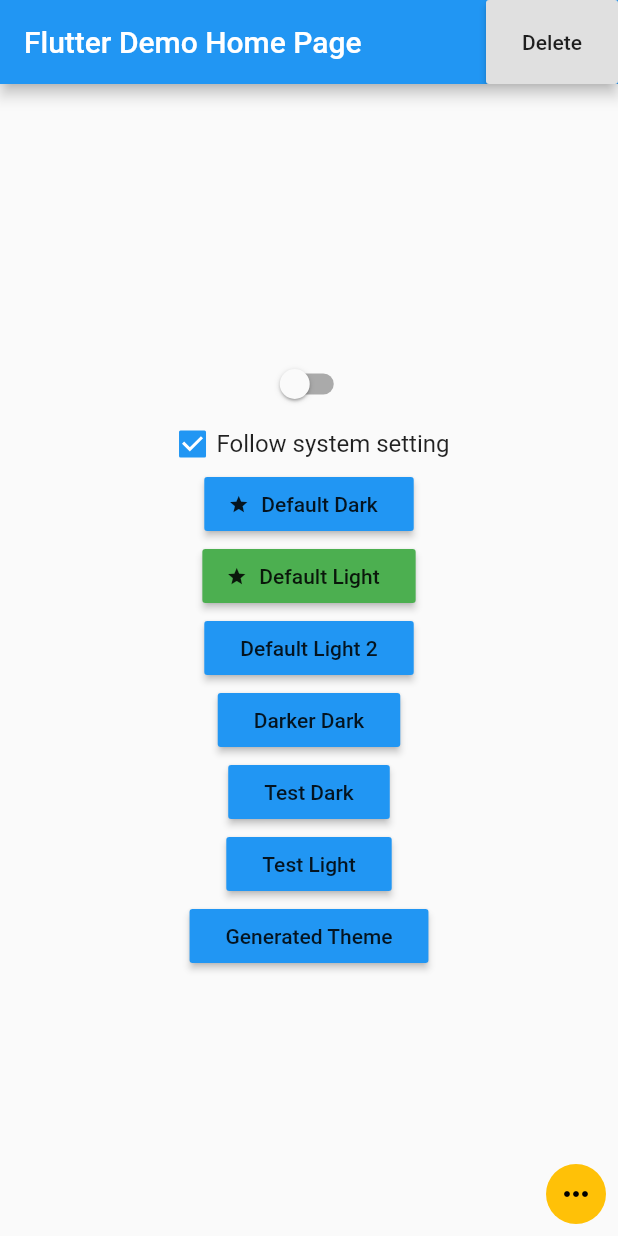
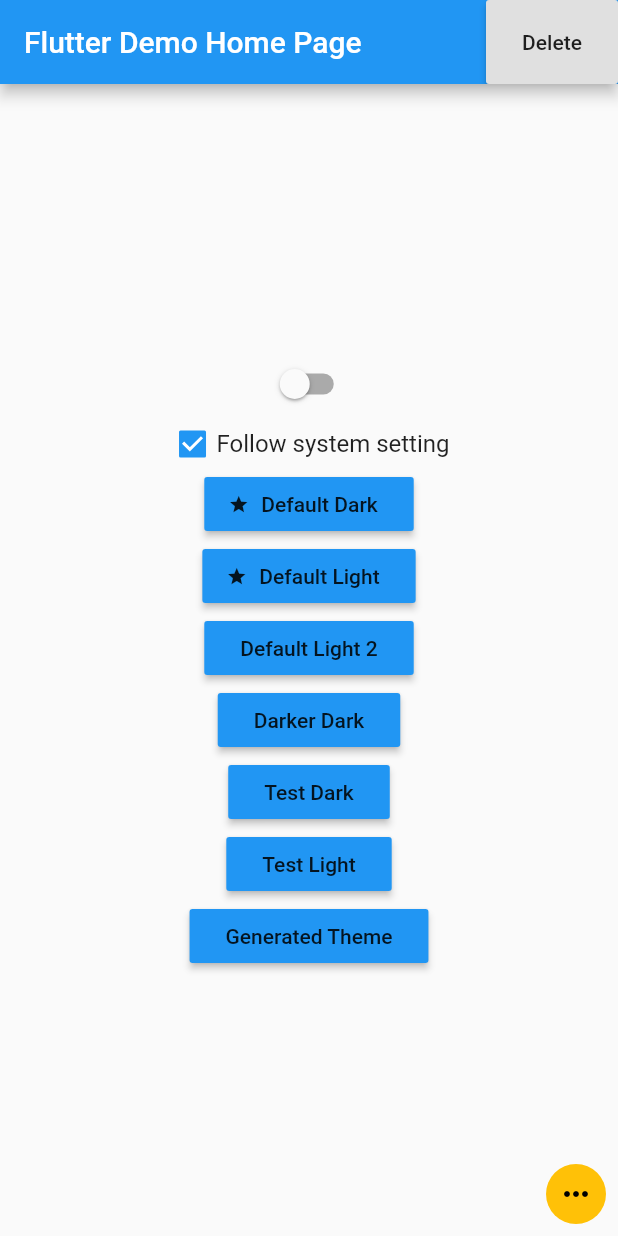
Before and after one commit to saniul1/custom_theming, a Flutter app: the screen it shows after launch, after a tap on "Delete", on a phone screen of 412 x 824 dp. Run offline on Flutter 3.47's test engine with Material 2 defaults, Android fonts, the phone set to English and light mode, and no system bars; our stand-ins replace shared_preferences.

```diff
--- a/example/lib/main.dart
+++ b/example/lib/main.dart
@@ -1,4 +1,5 @@
 import 'dart:math';
+import 'package:example/util.dart/restart_app.dart';
 import 'package:theme_manager/theme_manager.dart';
 import 'package:example/themes.dart';
 import 'package:flutter/material.dart' hide Radio;
@@ -8,13 +9,15 @@ import 'package:flutter/widgets.dart';
 import 'models.dart';
 import 'widgets/check_box.dart';
 import 'widgets/cupertino_page.dart';
+import 'widgets/delete_dialogue.dart';
 import 'widgets/material_page.dart';
 import 'widgets/radio.dart';
 import 'widgets/theme_selector.dart';
 
 void main() {
   runApp(
-    ThemeManager(
+    ReloadChildWidget(
+      child: ThemeManager(
         defaultLightTheme: 'default-light',
         defaultDarkTheme: 'default-dark',
         defaultCupertinoTheme: 'default',
@@ -25,6 +28,7 @@ void main() {
         keepOnDisableFollow: false,
         child: MyApp(),
       ),
+    ),
   );
 }
 
@@ -34,18 +38,18 @@ class MyApp extends StatefulWidget {
 }
 
 class _MyAppState extends State<MyApp> {
+  Key key = UniqueKey();
+
   bool isCupertino = false;
   bool onlyWidgetApp = false;
   bool noAppWidget = false;
   bool isMultiTheme = false;
 
   bool _showMore = false;
+  bool _warnDelete = false;
 
   @override
   Widget build(BuildContext context) {
-    // Future.delayed(Duration(seconds: 1), () {
-    //   ThemeManager.of(context).resetSettings();
-    // });
     return Stack(
       children: [
         if (noAppWidget && onlyWidgetApp) NoAppWidget(),
@@ -76,7 +80,11 @@ class _MyAppState extends State<MyApp> {
             child: ThemeManager(
               customData: ThemeSelectorThemes.themeData,
               child: Builder(builder: (context) {
-                return Container(
+                return Stack(
+                  children: [
+                    Align(
+                      alignment: Alignment.bottomRight,
+                      child: Container(
                         constraints: BoxConstraints(
                           maxHeight: 300,
                           maxWidth: 300,
@@ -87,17 +95,21 @@ class _MyAppState extends State<MyApp> {
                           width: _showMore ? null : 40,
                           height: _showMore ? null : 40,
                           decoration: BoxDecoration(
-                      color: ThemeManager.customDataOf<ThemeSelectorThemes>(
+                            color:
+                                ThemeManager.customDataOf<ThemeSelectorThemes>(
                                             context)
                                         ?.color ??
                                     Colors.amber,
-                      shape: _showMore ? BoxShape.rectangle : BoxShape.circle,
+                            shape: _showMore
+                                ? BoxShape.rectangle
+                                : BoxShape.circle,
                           ),
                           child: _showMore
                               ? Padding(
                                   padding: const EdgeInsets.all(8.0),
                                   child: Column(
-                              mainAxisAlignment: MainAxisAlignment.spaceBetween,
+                                    mainAxisAlignment:
+                                        MainAxisAlignment.spaceBetween,
                                     children: [
                                       Row(
                                         mainAxisAlignment:
@@ -124,10 +136,12 @@ class _MyAppState extends State<MyApp> {
                                         ],
                                       ),
                                       Column(
-                                  mainAxisAlignment: MainAxisAlignment.center,
+                                        mainAxisAlignment:
+                                            MainAxisAlignment.center,
                                         children: [
                                           Radio(
-                                      active: !isCupertino && !onlyWidgetApp,
+                                            active:
+                                                !isCupertino && !onlyWidgetApp,
                                             label: 'Show Material App',
                                             onTap: () {
                                               setState(() {
@@ -137,7 +151,8 @@ class _MyAppState extends State<MyApp> {
                                             },
                                           ),
                                           Radio(
-                                      active: isCupertino && !onlyWidgetApp,
+                                            active:
+                                                isCupertino && !onlyWidgetApp,
                                             label: 'Show Cupertino App',
                                             onTap: () {
                                               setState(() {
@@ -184,9 +199,17 @@ class _MyAppState extends State<MyApp> {
                                                 shape: BoxShape.circle,
                                                 color: Colors.blue,
                                               ),
+                                              child: GestureDetector(
+                                                onTap: () {
+                                                  setState(() {
+                                                    _warnDelete = true;
+                                                    _showMore = false;
+                                                  });
+                                                },
                                                 child: Icon(
                                                   Icons.delete,
                                                   color: Colors.white,
+                                                ),
                                               ),
                                             ),
                                           ),
@@ -197,6 +220,28 @@ class _MyAppState extends State<MyApp> {
                                 )
                               : Icon(Icons.more_horiz),
                         ),
+                      ),
+                    ),
+                    if (_warnDelete)
+                      GestureDetector(
+                        onTap: () {
+                          setState(() {
+                            _warnDelete = false;
+                          });
+                        },
+                        child: Container(
+                          color: Colors.black12,
+                        ),
+                      ),
+                    if (_warnDelete)
+                      DeleteSettingDialogue(
+                        onCancel: () {
+                          setState(() {
+                            _warnDelete = false;
+                          });
+                        },
+                      ),
+                  ],
                 );
               }),
             ),
@@ -234,7 +279,7 @@ class MultiMaterialApp extends StatelessWidget {
           ),
         ),
         body: ThemeManager(
-          prefix: '2nd',
+          id: '2nd',
           defaultLightTheme: 'default-light',
           defaultDarkTheme: 'default-dark',
           themeMode: ThemeMode.light,
@@ -292,7 +337,7 @@ class MultiCupertinoApp extends StatelessWidget {
         child: Stack(
           children: [
             ThemeManager(
-              prefix: '2nd',
+              id: '2nd',
               defaultCupertinoTheme: 'default',
               cupertinoThemes: MyThemes.cupertinoThemes,
               customData: MyThemes.customData,
@@ -495,13 +540,17 @@ class NoAppWidget extends StatelessWidget {
           Padding(
             padding: const EdgeInsets.all(8.0),
             child: Text(
-              ThemeManager.customDataOf<Name>(context)?.name ?? 'Nothing!',
+              ThemeManager.customDataOf<Name>(context, ThemeType.material)
+                      ?.name ??
+                  'Nothing!',
             ),
           ),
           Padding(
             padding: const EdgeInsets.all(8.0),
             child: Text(
-              ThemeManager.customDataOf<Name>(context)?.no?.toString() ??
+              ThemeManager.customDataOf<Name>(context, ThemeType.material)
+                      ?.no
+                      ?.toString() ??
                   'Nothing!!',
             ),
           )
--- /dev/null
+++ b/example/lib/util.dart/restart_app.dart
@@ -0,0 +1,60 @@
+// src :- https://github.com/Nobbas/flutter_restart
+
+import 'package:flutter/widgets.dart';
+
+class ReloadChildWidget extends StatefulWidget {
+  final Widget child;
+
+  const ReloadChildWidget({
+    Key key,
+    this.child,
+  }) : super(key: key);
+
+  @override
+  _ReloadChildWidgetState createState() => _ReloadChildWidgetState();
+
+  static _ReloadChildWidgetState of(BuildContext context) {
+    assert(context != null);
+
+    return (context
+            .getElementForInheritedWidgetOfExactType<_RestartInheritedWidget>()
+            .widget as _RestartInheritedWidget)
+        .state;
+  }
+}
+
+class _ReloadChildWidgetState extends State<ReloadChildWidget> {
+  Key _key = UniqueKey();
+
+  /// Change the key to a new one which will make the widget tree
+  /// re render.
+  void restartApp() async {
+    setState(() {
+      _key = UniqueKey();
+    });
+  }
+
+  @override
+  Widget build(BuildContext context) {
+    return _RestartInheritedWidget(
+      key: _key,
+      state: this,
+      child: widget.child,
+    );
+  }
+}
+
+class _RestartInheritedWidget extends InheritedWidget {
+  final _ReloadChildWidgetState state;
+
+  _RestartInheritedWidget({
+    Key key,
+    this.state,
+    Widget child,
+  }) : super(key: key, child: child);
+
+  @override
+  bool updateShouldNotify(InheritedWidget oldWidget) {
+    return false;
+  }
+}
--- a/example/lib/widgets/material_page.dart
+++ b/example/lib/widgets/material_page.dart
@@ -80,7 +80,7 @@ class _MyHomePageState extends State<MyHomePage> {
                       ],
                     ),
                     color: ThemeManager.of(context).checkIfCurrent(themeKey)
-                        ? Colors.green
+                        ? ThemeManager.themeOf(context).themeData.primaryColor
                         : Colors.blue,
                   );
                 }).toList(),
--- a/lib/theme_handler.dart
+++ b/lib/theme_handler.dart
@@ -26,7 +26,7 @@ class _ThemeManager extends InheritedWidget {
 
 class ThemeManager extends StatefulWidget {
   final Widget child;
-  final String prefix;
+  final String id;
   final String defaultLightTheme;
   final String defaultDarkTheme;
   final String defaultCupertinoTheme;
@@ -56,7 +56,7 @@ class ThemeManager extends StatefulWidget {
   /// [ThemeManager] is best used as parent of [MaterialApp] or [CupertinoApp] or [WidgetsApp],
   /// but you can also use it without any of these widget.
   ///
-  /// Add [prefix] to separate data on different part in the app.
+  /// Add [id] to separate data on different part in the app.
   ///
   /// pass [themes] using a map [Map<String, ThemeManagerData>] and use key of [map] as [themeKey]
   ///
@@ -67,7 +67,7 @@ class ThemeManager extends StatefulWidget {
   /// [cupertinoThemes] does not support [themeMode]. it always follow system setting.
   ThemeManager({
     Key key,
-    this.prefix = 'app',
+    this.id = 'app',
     this.keepOnDisableFollow = false,
     this.themeMode = ThemeMode.system,
     this.defaultLightTheme,
@@ -261,15 +261,14 @@ class ThemeManagerState extends State<ThemeManager> {
     // get value from system machine and change defaults.
     SharedPreferences.getInstance().then((prefs) {
       _sharedPrefs = prefs;
-      final isDark = _sharedPrefs?.getBool('${widget.prefix}-dark-mode');
-      final followSystem =
-          _sharedPrefs?.getBool('${widget.prefix}-follow-system');
-      final dLight = _sharedPrefs?.getString('${widget.prefix}-default-light');
-      final dDark = _sharedPrefs?.getString('${widget.prefix}-default-dark');
+      final isDark = _sharedPrefs?.getBool('${widget.id}-dark-mode');
+      final followSystem = _sharedPrefs?.getBool('${widget.id}-follow-system');
+      final dLight = _sharedPrefs?.getString('${widget.id}-default-light');
+      final dDark = _sharedPrefs?.getString('${widget.id}-default-dark');
       final dCupertino =
-          _sharedPrefs?.getString('${widget.prefix}-default-cupertino');
+          _sharedPrefs?.getString('${widget.id}-default-cupertino');
       final dCustom =
-          _sharedPrefs?.getString('${widget.prefix}-default-custom-data');
+          _sharedPrefs?.getString('${widget.id}-default-custom-data');
       //
       if (dCustom != null && _customData.containsKey(dCustom)) {
         _currentCustomDataKey = dCustom;
@@ -345,7 +344,7 @@ class ThemeManagerState extends State<ThemeManager> {
     setState(() {
       _currentCupertinoThemeKey = themeKey;
     });
-    _sharedPrefs?.setString('${widget.prefix}-default-cupertino', themeKey);
+    _sharedPrefs?.setString('${widget.id}-default-cupertino', themeKey);
   }
 
   /// set default theme for [lightTheme]
@@ -353,7 +352,7 @@ class ThemeManagerState extends State<ThemeManager> {
     setState(() {
       _currentLightThemeKey = themeKey;
     });
-    _sharedPrefs?.setString('${widget.prefix}-default-light', themeKey);
+    _sharedPrefs?.setString('${widget.id}-default-light', themeKey);
   }
 
   /// set default theme for [darkTheme]
@@ -361,7 +360,7 @@ class ThemeManagerState extends State<ThemeManager> {
     setState(() {
       _currentDarkThemeKey = themeKey;
     });
-    _sharedPrefs?.setString('${widget.prefix}-default-dark', themeKey);
+    _sharedPrefs?.setString('${widget.id}-default-dark', themeKey);
   }
 
   /// set current active [customData]
@@ -369,7 +368,7 @@ class ThemeManagerState extends State<ThemeManager> {
     setState(() {
       _currentCustomDataKey = key;
     });
-    _sharedPrefs?.setString('${widget.prefix}-default-custom-data', key);
+    _sharedPrefs?.setString('${widget.id}-default-custom-data', key);
   }
 
   /// toggle between [ThemeMode.dark] and [ThemeMode.light]
@@ -382,8 +381,8 @@ class ThemeManagerState extends State<ThemeManager> {
     setState(() {
       _mode = value ? ThemeMode.dark : ThemeMode.light;
     });
-    _sharedPrefs?.setBool('${widget.prefix}-dark-mode', value);
-    _sharedPrefs?.setBool('${widget.prefix}-follow-system', false);
+    _sharedPrefs?.setBool('${widget.id}-dark-mode', value);
+    _sharedPrefs?.setBool('${widget.id}-follow-system', false);
   }
 
   /// set [themeMode] value to [ThemeMode.system] by passing [true],
@@ -395,17 +394,16 @@ class ThemeManagerState extends State<ThemeManager> {
             ? ThemeMode.system
             : checkDark() ? ThemeMode.dark : ThemeMode.light;
       } else {
-        final isDark = _sharedPrefs?.getBool('${widget.prefix}-dark-mode');
+        final isDark = _sharedPrefs?.getBool('${widget.id}-dark-mode');
         _mode = value
             ? ThemeMode.system
             : isDark != null && isDark ? ThemeMode.dark : ThemeMode.light;
       }
     });
 
-    _sharedPrefs?.setBool('${widget.prefix}-follow-system', value);
+    _sharedPrefs?.setBool('${widget.id}-follow-system', value);
     if (widget.keepOnDisableFollow)
-      _sharedPrefs?.setBool(
-          '${widget.prefix}-dark-mode', _mode == ThemeMode.dark);
+      _sharedPrefs?.setBool('${widget.id}-dark-mode', _mode == ThemeMode.dark);
   }
 
   /// check current theme is dark or not.
@@ -497,13 +495,18 @@ class ThemeManagerState extends State<ThemeManager> {
 
   /// reset every settings, Go back to hard coded settings.
   Future<void> resetSettings() async {
-    await _sharedPrefs?.remove('${widget.prefix}-dark-mode');
-    await _sharedPrefs?.remove('${widget.prefix}-follow-system');
-    await _sharedPrefs?.remove('${widget.prefix}-default-light');
-    await _sharedPrefs?.remove('${widget.prefix}-default-dark');
-    await _sharedPrefs?.remove('${widget.prefix}-default-cupertino');
-    await _sharedPrefs?.remove('${widget.prefix}-default-custom-data');
+    await _sharedPrefs?.remove('${widget.id}-dark-mode');
+    await _sharedPrefs?.remove('${widget.id}-follow-system');
+    await _sharedPrefs?.remove('${widget.id}-default-light');
+    await _sharedPrefs?.remove('${widget.id}-default-dark');
+    await _sharedPrefs?.remove('${widget.id}-default-cupertino');
+    await _sharedPrefs?.remove('${widget.id}-default-custom-data');
     _setDefaults();
     setState(() {});
   }
+
+  /// reset every settings throughout the whole app.
+  Future<bool> resetAll() async {
+    return _sharedPrefs.clear();
+  }
 }
```
Also changed, not shown: example/lib/widgets/delete_dialogue.dart (added, +105 -0 lines). Lines whose indentation alone changed are shown as unchanged.
